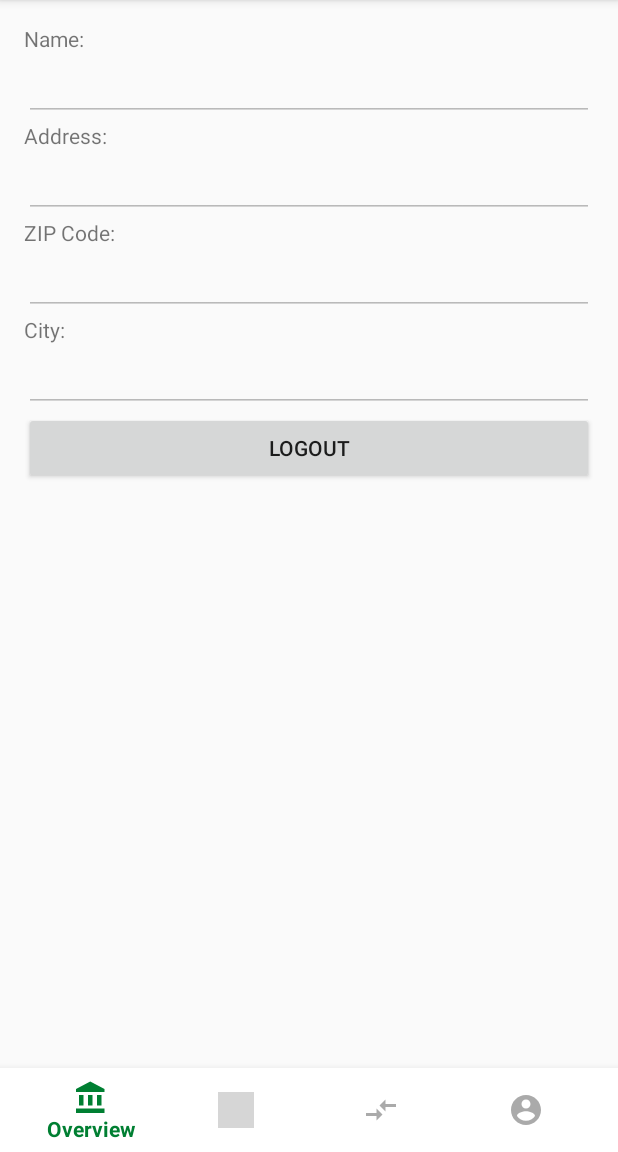
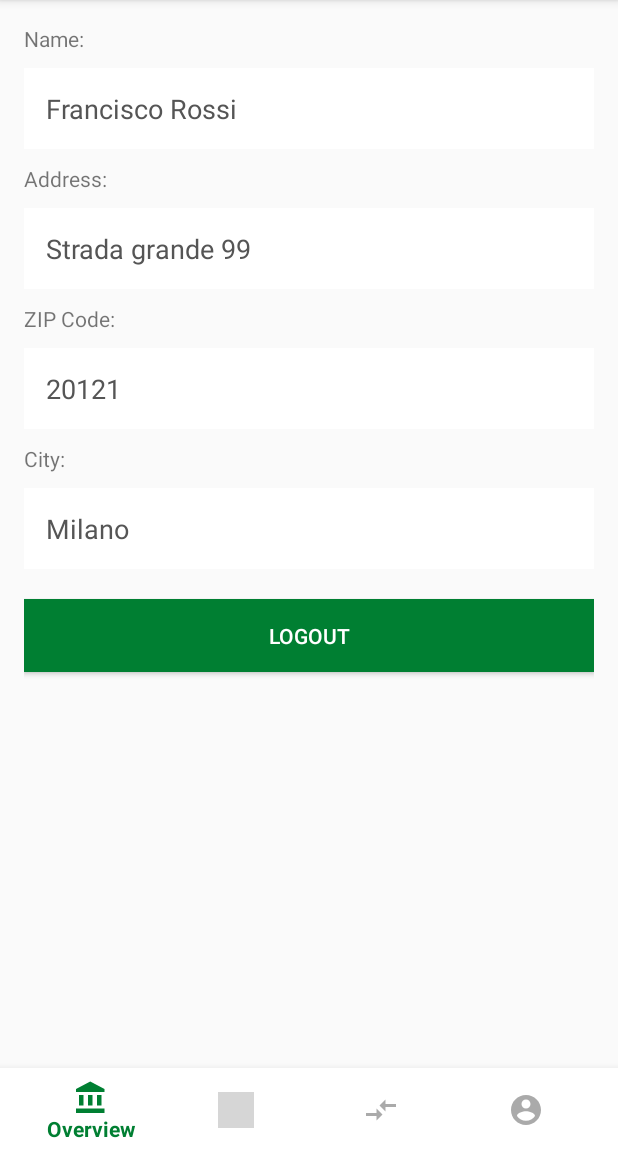
Before and after one commit to david-kroell/guada-zohlarei, an Android app: the fragment AccountFragment placed in its activity, on a phone screen of 412 x 824 dp, the part 84-1236 px from its top. Run offline under Robolectric (Android 15) with nearby library versions, the phone set to English and light mode, and no system bars; grey boxes are pictures that could not be loaded.

Commit message:
account settings

```diff
--- a/app/src/main/AndroidManifest.xml
+++ b/app/src/main/AndroidManifest.xml
@@ -14,6 +14,7 @@
             android:name=".LoginActivity"
             android:resizeableActivity="false"
             android:screenOrientation="portrait"
+            android:windowSoftInputMode="adjustResize"
             android:theme="@style/AppTheme.Login">
             <intent-filter>
                 <action android:name="android.intent.action.MAIN" />
--- a/app/src/main/java/backslash/at/smartbank/AccountFragment.java
+++ b/app/src/main/java/backslash/at/smartbank/AccountFragment.java
@@ -1,12 +1,15 @@
 package backslash.at.smartbank;
 
 import android.content.Context;
+import android.content.Intent;
 import android.net.Uri;
 import android.os.Bundle;
 import android.support.v4.app.Fragment;
 import android.view.LayoutInflater;
 import android.view.View;
 import android.view.ViewGroup;
+import android.widget.Button;
+import android.widget.Toast;
 
 public class AccountFragment extends Fragment {
     public static AccountFragment newInstance() {
@@ -21,6 +24,17 @@ public class AccountFragment extends Fragment {
 
     @Override
     public View onCreateView(LayoutInflater inflater, ViewGroup container, Bundle savedInstanceState) {
-        return inflater.inflate(R.layout.fragment_account, container, false);
+        View v = inflater.inflate(R.layout.fragment_account, container, false);
+        Button buttonLogout = v.findViewById(R.id.buttonLogout);
+        buttonLogout.setOnClickListener(new View.OnClickListener() {
+            @Override
+            public void onClick(View v) {
+                MainActivity.user = null;
+                Intent login = new Intent(getActivity(), LoginActivity.class);
+                startActivity(login);
+                getActivity().finish();
+            }
+        });
+        return v;
     }
 }
--- a/app/src/main/java/backslash/at/smartbank/OverviewFragment.java
+++ b/app/src/main/java/backslash/at/smartbank/OverviewFragment.java
@@ -85,14 +85,13 @@ public class OverviewFragment extends Fragment {
         spinner.setOnItemSelectedListener(new AdapterView.OnItemSelectedListener() {
             @Override
             public void onItemSelected(AdapterView<?> parentView, View selectedItemView, int position, long id) {
-                Toast.makeText(getActivity(), bankAccounts.get(position), Toast.LENGTH_SHORT).show();
+                //Toast.makeText(getActivity(), bankAccounts.get(position), Toast.LENGTH_SHORT).show();
             }
 
             @Override
             public void onNothingSelected(AdapterView<?> parentView) {
-                Toast.makeText(getActivity(), "nix", Toast.LENGTH_SHORT).show();
+                //Toast.makeText(getActivity(), "nix", Toast.LENGTH_SHORT).show();
             }
-
         });
 
         return v;
--- /dev/null
+++ b/app/src/main/res/drawable/button_primary.xml
@@ -0,0 +1,8 @@
+<?xml version="1.0" encoding="utf-8"?>
+<shape xmlns:android="http://schemas.android.com/apk/res/android">
+    <solid android:color="@color/colorPrimary" />
+    <padding android:bottom="15dp"
+        android:right="15dp"
+        android:left="15dp"
+        android:top="15dp"/>
+</shape>
--- a/app/src/main/res/layout/activity_login.xml
+++ b/app/src/main/res/layout/activity_login.xml
@@ -48,8 +48,7 @@
             android:layout_width="match_parent"
             android:layout_height="wrap_content"
             android:onClick="onClick_ButtonLogin"
-            android:background="@drawable/textbox"
-            android:backgroundTint="@color/colorPrimaryDark"
+            android:background="@drawable/button_primary"
             android:textColor="@android:color/white"
             android:text="LOGIN"/>
 
--- a/app/src/main/res/layout/fragment_account.xml
+++ b/app/src/main/res/layout/fragment_account.xml
@@ -8,59 +8,81 @@
     <TextView
         android:layout_width="match_parent"
         android:layout_height="wrap_content"
+        android:layout_marginBottom="10dp"
         android:text="Name:"/>
 
     <EditText
         android:id="@+id/editTextName"
         android:layout_width="match_parent"
         android:layout_height="wrap_content"
+        android:background="@drawable/textbox"
         android:clickable="false"
         android:focusable="false"
+        android:layout_marginBottom="10dp"
+        android:text="Francisco Rossi"
+        android:textColor="#555"
         android:enabled="false" />
 
     <TextView
         android:layout_width="match_parent"
         android:layout_height="wrap_content"
+        android:layout_marginBottom="10dp"
         android:text="Address:"/>
 
     <EditText
         android:id="@+id/editTextAddress"
         android:layout_width="match_parent"
         android:layout_height="wrap_content"
+        android:background="@drawable/textbox"
         android:clickable="false"
         android:focusable="false"
+        android:layout_marginBottom="10dp"
+        android:textColor="#555"
+        android:text="Strada grande 99"
         android:enabled="false" />
 
     <TextView
         android:layout_width="match_parent"
         android:layout_height="wrap_content"
+        android:layout_marginBottom="10dp"
         android:text="ZIP Code:"/>
 
     <EditText
         android:id="@+id/editTextZipCode"
         android:layout_width="match_parent"
         android:layout_height="wrap_content"
+        android:background="@drawable/textbox"
         android:clickable="false"
         android:focusable="false"
+        android:layout_marginBottom="10dp"
+        android:textColor="#555"
+        android:text="20121"
         android:enabled="false" />
 
     <TextView
         android:layout_width="match_parent"
         android:layout_height="wrap_content"
+        android:layout_marginBottom="10dp"
         android:text="City:"/>
 
     <EditText
         android:id="@+id/editTextCity"
         android:layout_width="match_parent"
         android:layout_height="wrap_content"
+        android:background="@drawable/textbox"
         android:clickable="false"
         android:focusable="false"
+        android:layout_marginBottom="20dp"
+        android:text="Milano"
+        android:textColor="#555"
         android:enabled="false" />
 
     <Button
         android:id="@+id/buttonLogout"
         android:layout_width="match_parent"
         android:layout_height="wrap_content"
+        android:background="@drawable/button_primary"
+        android:textColor="@android:color/white"
         android:text="Logout"/>
 
 </LinearLayout>
--- a/app/src/main/res/values/styles.xml
+++ b/app/src/main/res/values/styles.xml
@@ -10,6 +10,7 @@
 
     <style name="AppTheme.Login" parent="Theme.AppCompat.Light.NoActionBar">
         <item name="android:windowTranslucentStatus">false</item>
+        <item name="colorPrimaryDark">@color/colorPrimaryDark</item>
         <item name="android:windowTranslucentNavigation">true</item>
     </style>
 
```
Also changed, not shown: app/src/main/java/backslash/at/smartbank/LoginActivity.java (+9 -1 lines).
